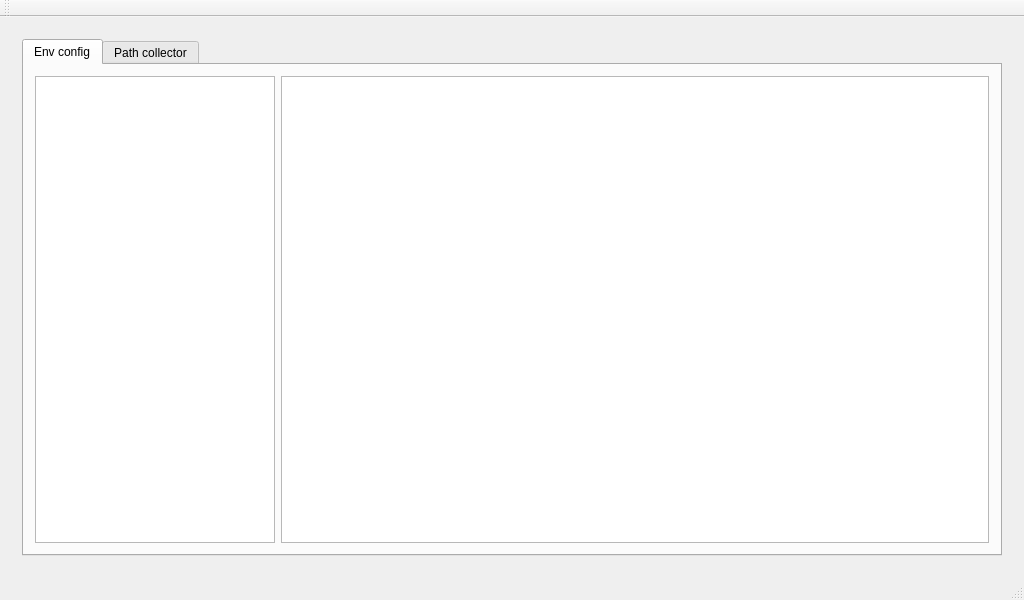
First picture: the form in examples/qqtframe2/mainwindow.ui, repository AbelTian/LibQQt, before the edit.
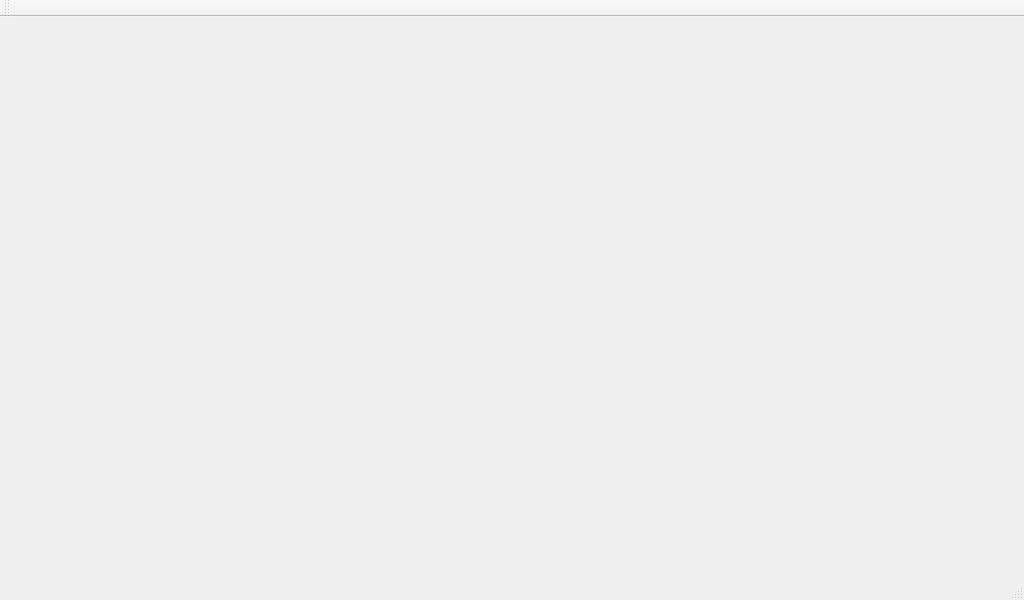
Second picture: the form after the edit.

```diff
--- a/examples/qqtframe2/mainwindow.ui
+++ b/examples/qqtframe2/mainwindow.ui
@@ -14,65 +14,7 @@
    <string>MainWindow</string>
   </property>
   <widget class="QWidget" name="centralWidget">
-   <layout class="QVBoxLayout" name="verticalLayout">
-    <item>
-     <widget class="QStackedWidget" name="stackedWidget">
-      <property name="currentIndex">
-       <number>0</number>
-      </property>
-      <widget class="QWidget" name="page">
-       <layout class="QHBoxLayout" name="horizontalLayout_2">
-        <item>
-         <widget class="QTabWidget" name="tabWidget">
-          <property name="currentIndex">
-           <number>0</number>
-          </property>
-          <widget class="QWidget" name="tab">
-           <attribute name="title">
-            <string>Env config</string>
-           </attribute>
-           <layout class="QHBoxLayout" name="horizontalLayout_5">
-            <item>
-             <widget class="QTreeView" name="treeView">
-              <property name="maximumSize">
-               <size>
-                <width>240</width>
-                <height>16777215</height>
-               </size>
-              </property>
-             </widget>
-            </item>
-            <item>
-             <widget class="QTableView" name="tableView"/>
-            </item>
-           </layout>
-          </widget>
-          <widget class="QWidget" name="tab_2">
-           <attribute name="title">
-            <string>Path collector</string>
-           </attribute>
-           <layout class="QVBoxLayout" name="verticalLayout_2">
-            <item>
-             <widget class="QComboBox" name="comboBox"/>
-            </item>
-            <item>
-             <widget class="QListView" name="listView"/>
-            </item>
-            <item>
-             <widget class="QTableView" name="tableView_2"/>
-            </item>
-           </layout>
-          </widget>
-         </widget>
-        </item>
-       </layout>
-      </widget>
-      <widget class="QWidget" name="page_2">
-       <layout class="QHBoxLayout" name="horizontalLayout_4"/>
-      </widget>
-     </widget>
-    </item>
-   </layout>
+   <layout class="QVBoxLayout" name="verticalLayout"/>
   </widget>
   <widget class="QMenuBar" name="menuBar">
    <property name="geometry">
```
